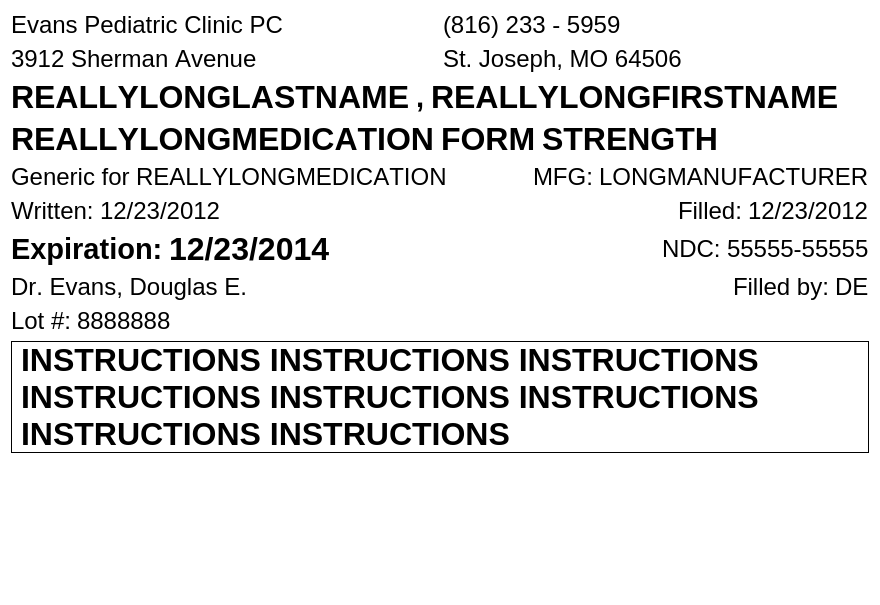
Qt form mtrack/prescriptionlabel.ui (kyledevans/Medicine-Track) before a commit.
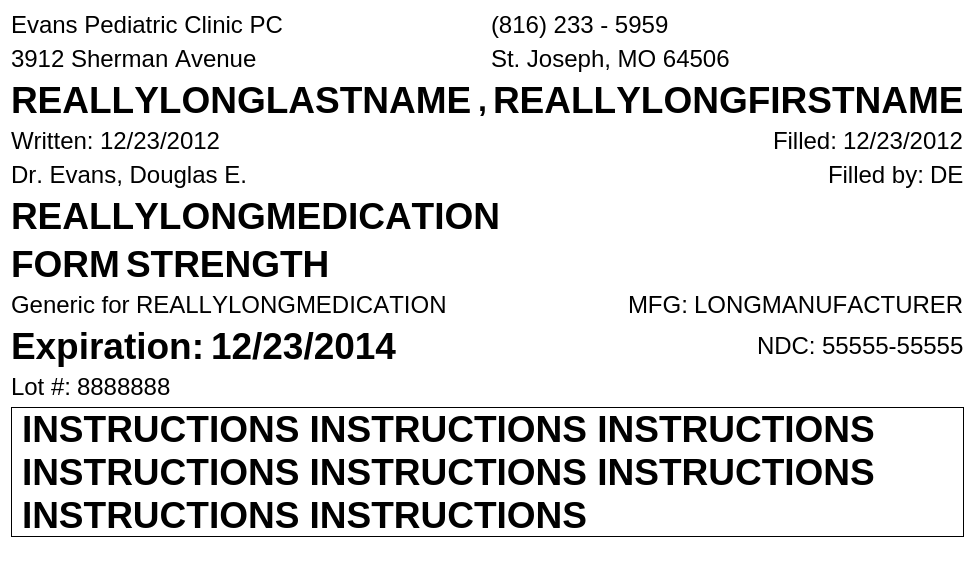
The same form after that commit.

Commit message: Copied label from 'simple' branch. 	modified:   mtrack/prescriptionlabel.cpp 	modified:   mtrack/prescriptionlabel.h 	modified:   mtrack/prescriptionlabel.ui

```diff
--- a/mtrack/prescriptionlabel.ui
+++ b/mtrack/prescriptionlabel.ui
@@ -6,8 +6,8 @@
    <rect>
     <x>0</x>
     <y>0</y>
-    <width>880</width>
-    <height>605</height>
+    <width>841</width>
+    <height>583</height>
    </rect>
   </property>
   <property name="styleSheet">
@@ -91,7 +91,7 @@
        <property name="font">
         <font>
          <family>Arial</family>
-         <pointsize>24</pointsize>
+         <pointsize>28</pointsize>
          <weight>75</weight>
          <bold>true</bold>
          <kerning>false</kerning>
@@ -100,6 +100,9 @@
        <property name="text">
         <string>REALLYLONGLASTNAME</string>
        </property>
+       <property name="wordWrap">
+        <bool>true</bool>
+       </property>
       </widget>
      </item>
      <item>
@@ -107,7 +110,7 @@
        <property name="font">
         <font>
          <family>Arial</family>
-         <pointsize>22</pointsize>
+         <pointsize>24</pointsize>
          <weight>75</weight>
          <bold>true</bold>
          <kerning>false</kerning>
@@ -116,6 +119,9 @@
        <property name="text">
         <string>,</string>
        </property>
+       <property name="wordWrap">
+        <bool>true</bool>
+       </property>
       </widget>
      </item>
      <item>
@@ -123,7 +129,7 @@
        <property name="font">
         <font>
          <family>Arial</family>
-         <pointsize>24</pointsize>
+         <pointsize>28</pointsize>
          <weight>75</weight>
          <bold>true</bold>
          <kerning>false</kerning>
@@ -132,6 +138,9 @@
        <property name="text">
         <string>REALLYLONGFIRSTNAME</string>
        </property>
+       <property name="wordWrap">
+        <bool>true</bool>
+       </property>
       </widget>
      </item>
      <item>
@@ -149,6 +158,141 @@
      </item>
     </layout>
    </item>
+   <item>
+    <layout class="QHBoxLayout" name="horizontalLayout">
+     <item>
+      <widget class="QLabel" name="label_6">
+       <property name="font">
+        <font>
+         <family>Arial</family>
+         <pointsize>18</pointsize>
+         <kerning>false</kerning>
+        </font>
+       </property>
+       <property name="text">
+        <string>Written:</string>
+       </property>
+      </widget>
+     </item>
+     <item>
+      <widget class="QLabel" name="writtenLabel">
+       <property name="font">
+        <font>
+         <family>Arial</family>
+         <pointsize>18</pointsize>
+         <kerning>false</kerning>
+        </font>
+       </property>
+       <property name="text">
+        <string>12/23/2012</string>
+       </property>
+      </widget>
+     </item>
+     <item>
+      <spacer name="horizontalSpacer_3">
+       <property name="orientation">
+        <enum>Qt::Horizontal</enum>
+       </property>
+       <property name="sizeHint" stdset="0">
+        <size>
+         <width>40</width>
+         <height>20</height>
+        </size>
+       </property>
+      </spacer>
+     </item>
+     <item>
+      <widget class="QLabel" name="label_5">
+       <property name="font">
+        <font>
+         <family>Arial</family>
+         <pointsize>18</pointsize>
+         <kerning>false</kerning>
+        </font>
+       </property>
+       <property name="text">
+        <string>Filled:</string>
+       </property>
+      </widget>
+     </item>
+     <item>
+      <widget class="QLabel" name="filledLabel">
+       <property name="font">
+        <font>
+         <family>Arial</family>
+         <pointsize>18</pointsize>
+         <kerning>false</kerning>
+        </font>
+       </property>
+       <property name="text">
+        <string>12/23/2012</string>
+       </property>
+      </widget>
+     </item>
+    </layout>
+   </item>
+   <item>
+    <layout class="QHBoxLayout" name="horizontalLayout_2">
+     <item>
+      <widget class="QLabel" name="prescriberLabel">
+       <property name="font">
+        <font>
+         <family>Arial</family>
+         <pointsize>18</pointsize>
+         <kerning>false</kerning>
+        </font>
+       </property>
+       <property name="text">
+        <string>Dr. Evans, Douglas E.</string>
+       </property>
+      </widget>
+     </item>
+     <item>
+      <spacer name="horizontalSpacer_5">
+       <property name="orientation">
+        <enum>Qt::Horizontal</enum>
+       </property>
+       <property name="sizeHint" stdset="0">
+        <size>
+         <width>40</width>
+         <height>20</height>
+        </size>
+       </property>
+      </spacer>
+     </item>
+     <item>
+      <widget class="QLabel" name="label_8">
+       <property name="font">
+        <font>
+         <family>Arial</family>
+         <pointsize>18</pointsize>
+         <kerning>false</kerning>
+        </font>
+       </property>
+       <property name="text">
+        <string>Filled by:</string>
+       </property>
+       <property name="wordWrap">
+        <bool>true</bool>
+       </property>
+      </widget>
+     </item>
+     <item>
+      <widget class="QLabel" name="fillerLabel">
+       <property name="font">
+        <font>
+         <family>Arial</family>
+         <pointsize>18</pointsize>
+         <kerning>false</kerning>
+        </font>
+       </property>
+       <property name="text">
+        <string>DE</string>
+       </property>
+      </widget>
+     </item>
+    </layout>
+   </item>
    <item>
     <layout class="QHBoxLayout" name="horizontalLayout_5">
      <item>
@@ -156,7 +300,7 @@
        <property name="font">
         <font>
          <family>Arial</family>
-         <pointsize>24</pointsize>
+         <pointsize>28</pointsize>
          <weight>75</weight>
          <bold>true</bold>
          <kerning>false</kerning>
@@ -170,12 +314,29 @@
        </property>
       </widget>
      </item>
+     <item>
+      <spacer name="horizontalSpacer_2">
+       <property name="orientation">
+        <enum>Qt::Horizontal</enum>
+       </property>
+       <property name="sizeHint" stdset="0">
+        <size>
+         <width>40</width>
+         <height>20</height>
+        </size>
+       </property>
+      </spacer>
+     </item>
+    </layout>
+   </item>
+   <item>
+    <layout class="QHBoxLayout" name="horizontalLayout_10">
      <item>
       <widget class="QLabel" name="formLabel">
        <property name="font">
         <font>
          <family>Arial</family>
-         <pointsize>24</pointsize>
+         <pointsize>28</pointsize>
          <weight>75</weight>
          <bold>true</bold>
          <kerning>false</kerning>
@@ -184,6 +345,9 @@
        <property name="text">
         <string>FORM</string>
        </property>
+       <property name="wordWrap">
+        <bool>true</bool>
+       </property>
       </widget>
      </item>
      <item>
@@ -191,7 +355,7 @@
        <property name="font">
         <font>
          <family>Arial</family>
-         <pointsize>24</pointsize>
+         <pointsize>28</pointsize>
          <weight>75</weight>
          <bold>true</bold>
          <kerning>false</kerning>
@@ -200,10 +364,13 @@
        <property name="text">
         <string>STRENGTH</string>
        </property>
+       <property name="wordWrap">
+        <bool>true</bool>
+       </property>
       </widget>
      </item>
      <item>
-      <spacer name="horizontalSpacer_2">
+      <spacer name="horizontalSpacer_8">
        <property name="orientation">
         <enum>Qt::Horizontal</enum>
        </property>
@@ -290,79 +457,6 @@
      </item>
     </layout>
    </item>
-   <item>
-    <layout class="QHBoxLayout" name="horizontalLayout">
-     <item>
-      <widget class="QLabel" name="label_6">
-       <property name="font">
-        <font>
-         <family>Arial</family>
-         <pointsize>18</pointsize>
-         <kerning>false</kerning>
-        </font>
-       </property>
-       <property name="text">
-        <string>Written:</string>
-       </property>
-      </widget>
-     </item>
-     <item>
-      <widget class="QLabel" name="writtenLabel">
-       <property name="font">
-        <font>
-         <family>Arial</family>
-         <pointsize>18</pointsize>
-         <kerning>false</kerning>
-        </font>
-       </property>
-       <property name="text">
-        <string>12/23/2012</string>
-       </property>
-      </widget>
-     </item>
-     <item>
-      <spacer name="horizontalSpacer_3">
-       <property name="orientation">
-        <enum>Qt::Horizontal</enum>
-       </property>
-       <property name="sizeHint" stdset="0">
-        <size>
-         <width>40</width>
-         <height>20</height>
-        </size>
-       </property>
-      </spacer>
-     </item>
-     <item>
-      <widget class="QLabel" name="label_5">
-       <property name="font">
-        <font>
-         <family>Arial</family>
-         <pointsize>18</pointsize>
-         <kerning>false</kerning>
-        </font>
-       </property>
-       <property name="text">
-        <string>Filled:</string>
-       </property>
-      </widget>
-     </item>
-     <item>
-      <widget class="QLabel" name="filledLabel">
-       <property name="font">
-        <font>
-         <family>Arial</family>
-         <pointsize>18</pointsize>
-         <kerning>false</kerning>
-        </font>
-       </property>
-       <property name="text">
-        <string>12/23/2012</string>
-       </property>
-      </widget>
-     </item>
-    </layout>
-   </item>
    <item>
     <layout class="QHBoxLayout" name="horizontalLayout_4">
      <item>
@@ -370,7 +464,7 @@
        <property name="font">
         <font>
          <family>Arial</family>
-         <pointsize>22</pointsize>
+         <pointsize>28</pointsize>
          <weight>75</weight>
          <bold>true</bold>
          <kerning>false</kerning>
@@ -386,7 +480,7 @@
        <property name="font">
         <font>
          <family>Arial</family>
-         <pointsize>24</pointsize>
+         <pointsize>28</pointsize>
          <weight>75</weight>
          <bold>true</bold>
          <kerning>false</kerning>
@@ -440,68 +534,6 @@
      </item>
     </layout>
    </item>
-   <item>
-    <layout class="QHBoxLayout" name="horizontalLayout_2">
-     <item>
-      <widget class="QLabel" name="prescriberLabel">
-       <property name="font">
-        <font>
-         <family>Arial</family>
-         <pointsize>18</pointsize>
-         <kerning>false</kerning>
-        </font>
-       </property>
-       <property name="text">
-        <string>Dr. Evans, Douglas E.</string>
-       </property>
-      </widget>
-     </item>
-     <item>
-      <spacer name="horizontalSpacer_5">
-       <property name="orientation">
-        <enum>Qt::Horizontal</enum>
-       </property>
-       <property name="sizeHint" stdset="0">
-        <size>
-         <width>40</width>
-         <height>20</height>
-        </size>
-       </property>
-      </spacer>
-     </item>
-     <item>
-      <widget class="QLabel" name="label_8">
-       <property name="font">
-        <font>
-         <family>Arial</family>
-         <pointsize>18</pointsize>
-         <kerning>false</kerning>
-        </font>
-       </property>
-       <property name="text">
-        <string>Filled by:</string>
-       </property>
-       <property name="wordWrap">
-        <bool>true</bool>
-       </property>
-      </widget>
-     </item>
-     <item>
-      <widget class="QLabel" name="fillerLabel">
-       <property name="font">
-        <font>
-         <family>Arial</family>
-         <pointsize>18</pointsize>
-         <kerning>false</kerning>
-        </font>
-       </property>
-       <property name="text">
-        <string>DE</string>
-       </property>
-      </widget>
-     </item>
-    </layout>
-   </item>
    <item>
     <layout class="QHBoxLayout" name="horizontalLayout_9">
      <item>
@@ -552,7 +584,7 @@
      <property name="font">
       <font>
        <family>Arial</family>
-       <pointsize>24</pointsize>
+       <pointsize>28</pointsize>
        <weight>75</weight>
        <bold>true</bold>
        <kerning>false</kerning>
```
The commit also changes 2 other files.
